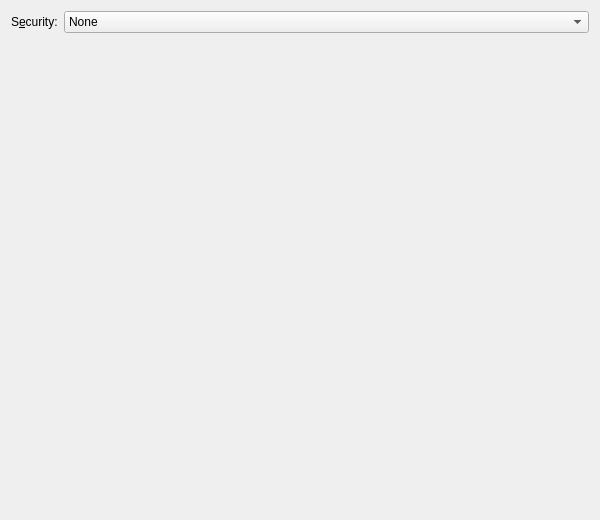
Before: the Qt Designer form connection-editor/ui/wifisecurity.ui in KDE/networkmanagement, drawn with Qt 5.
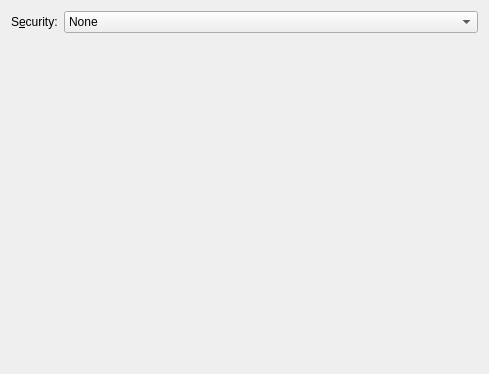
After: the same form once the commit is applied. Custom widgets are drawn as their Qt base class.

Diff of the .ui file:
```diff
--- a/connection-editor/ui/wifisecurity.ui
+++ b/connection-editor/ui/wifisecurity.ui
@@ -7,8 +7,8 @@
    <rect>
     <x>0</x>
     <y>0</y>
-    <width>600</width>
-    <height>520</height>
+    <width>489</width>
+    <height>374</height>
    </rect>
   </property>
   <property name="windowTitle">
```
